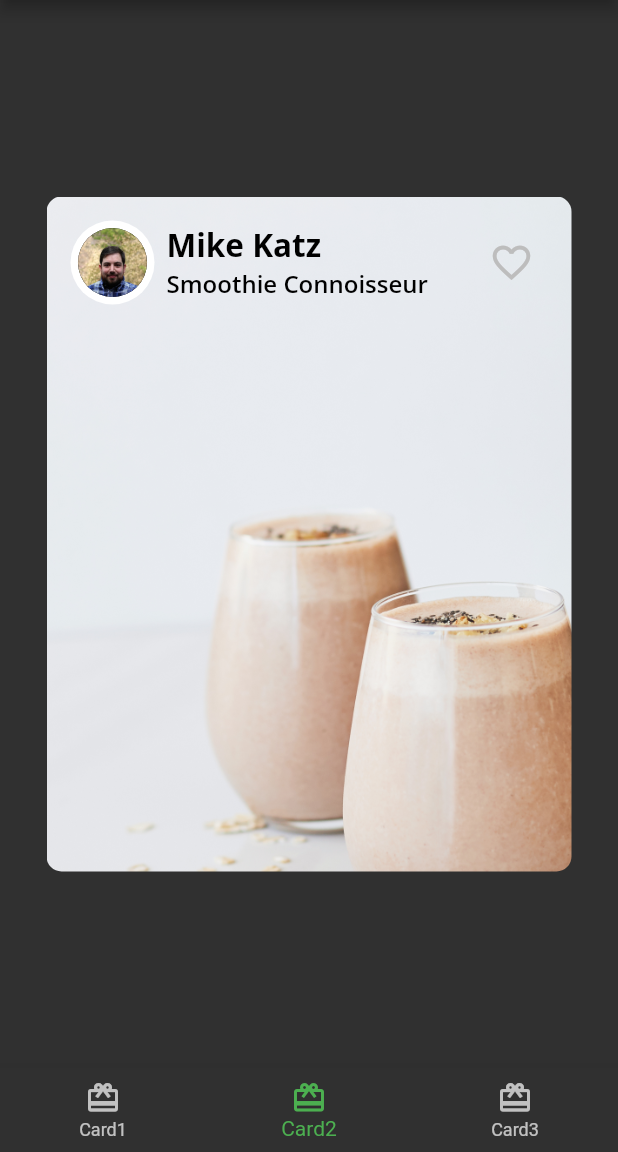
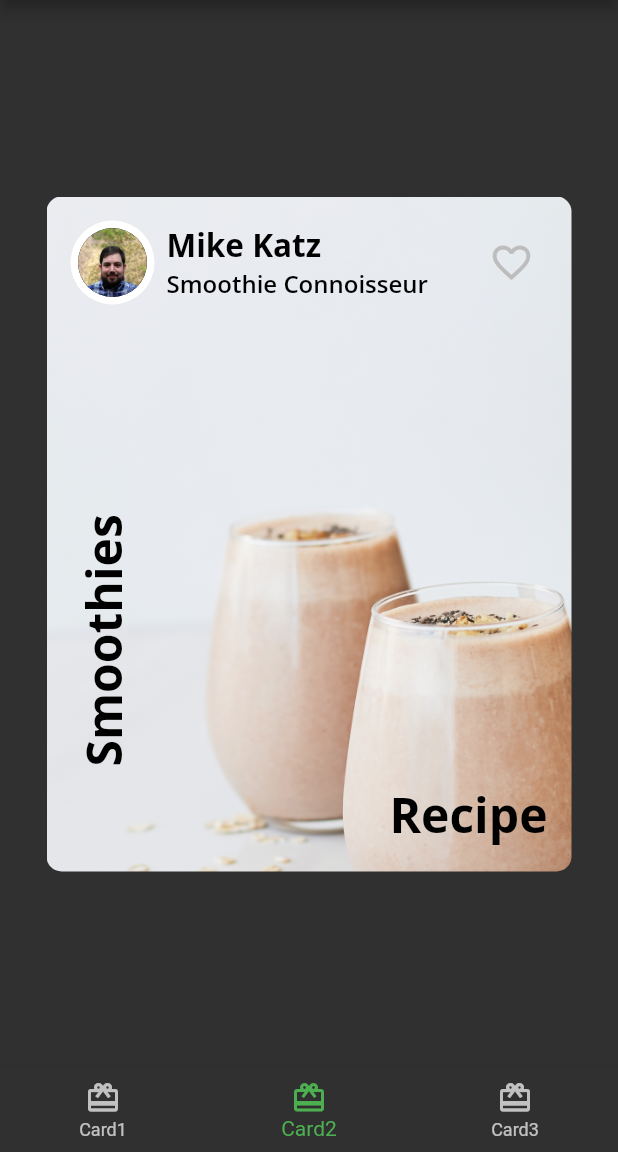
Before and after one commit to FrancaTM/fooderlich_flutter_rw, a Flutter app: the screen it shows after launch, item 2 of the bottom bar chosen, on a phone screen of 412 x 824 dp, the part 84-1236 px from its top. Run offline on Flutter 3.47's test engine with Material 2 defaults, Android fonts, the phone set to English and light mode, and no system bars; our stand-ins replace google_fonts.

Commit message:
compose text in card2

```diff
--- a/lib/card2.dart
+++ b/lib/card2.dart
@@ -1,5 +1,6 @@
 import 'package:flutter/material.dart';
 
+import 'fooderlich_theme.dart';
 import 'author_card.dart';
 
 class Card2 extends StatelessWidget {
@@ -29,7 +30,31 @@ class Card2 extends StatelessWidget {
               title: 'Smoothie Connoisseur',
               imageProvider: AssetImage('assets/author_katz.jpeg'),
             ),
-            // TODO 4: add Positioned text
+            Expanded(
+              child: Stack(
+                children: [
+                  Positioned(
+                    bottom: 16,
+                    right: 16,
+                    child: Text(
+                      'Recipe',
+                      style: FooderlichTheme.lightTextTheme.headline1,
+                    ),
+                  ),
+                  Positioned(
+                    bottom: 70,
+                    left: 16,
+                    child: RotatedBox(
+                      quarterTurns: 3,
+                      child: Text(
+                        'Smoothies',
+                        style: FooderlichTheme.lightTextTheme.headline1,
+                      ),
+                    ),
+                  ),
+                ],
+              ),
+            ),
           ],
         ),
       ),
```
